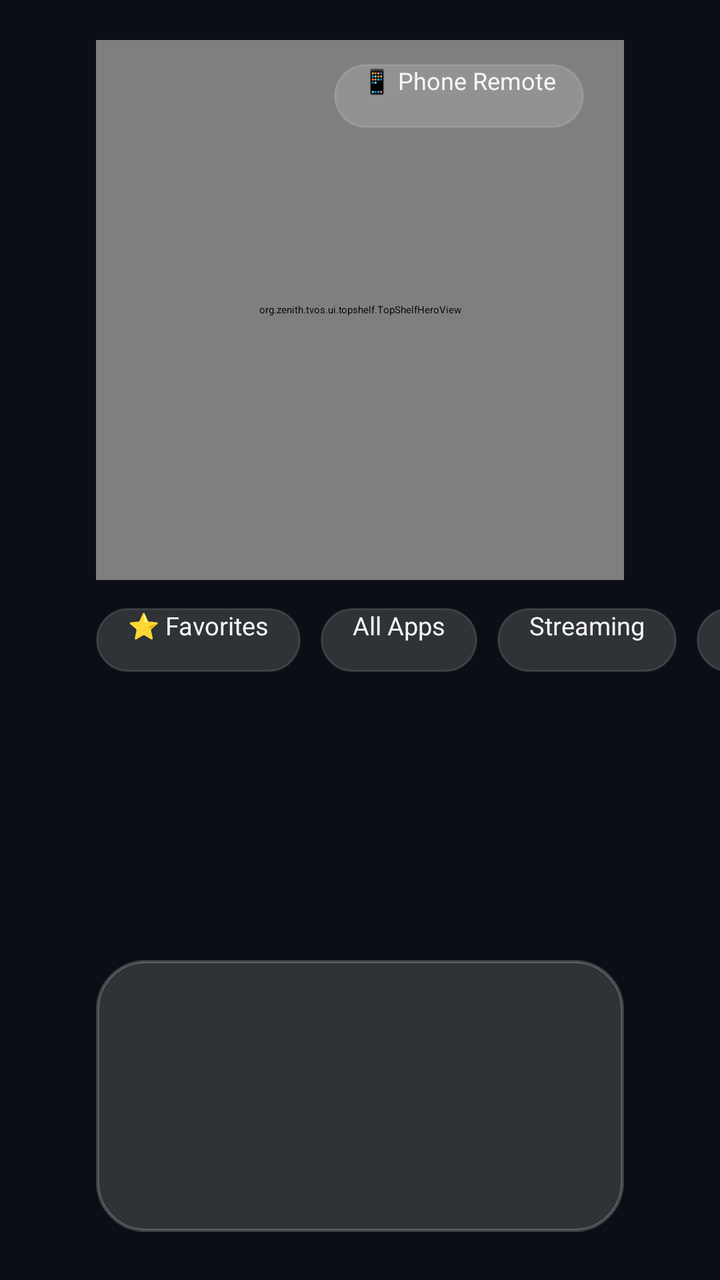
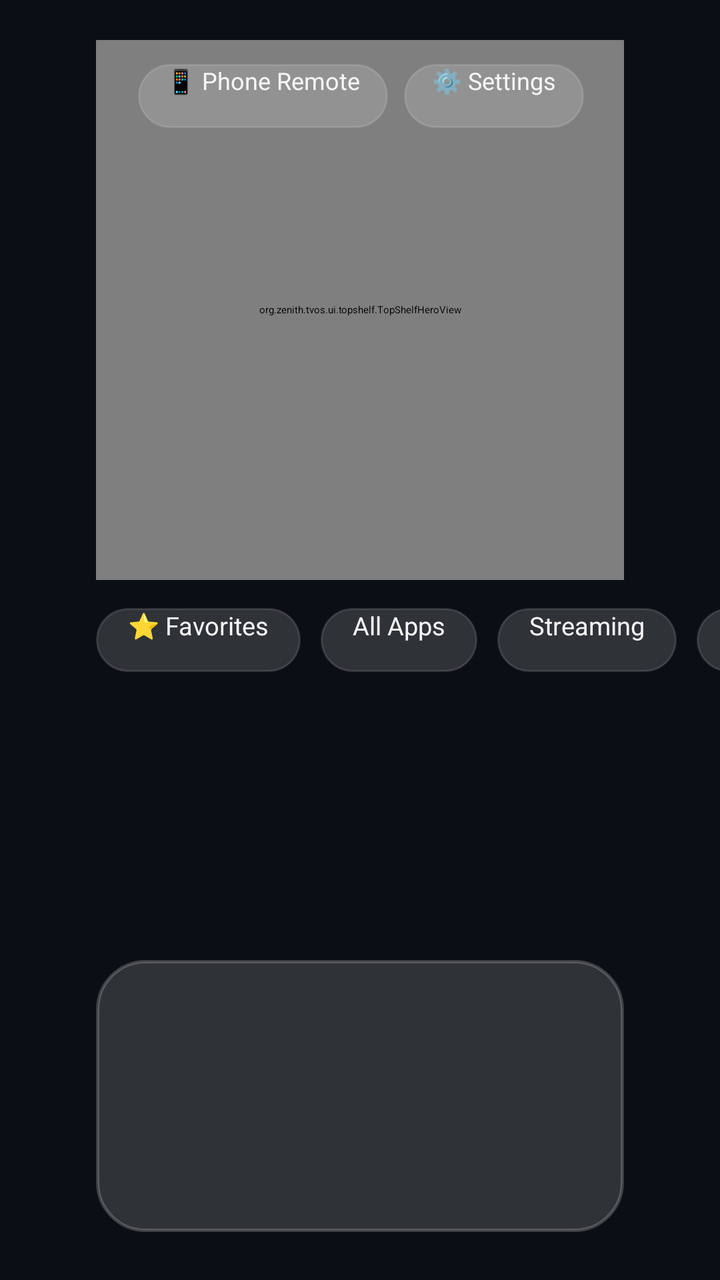

Two renders of the same Android screen: before a commit and after it. Below are the layout's source before the change and the commit's diff.
<!-- AndroidManifest.xml: activity theme Theme.ZenithTvOS.Launcher -->
<!-- res/layout/activity_main.xml -->
<?xml version="1.0" encoding="utf-8"?>
<RelativeLayout xmlns:android="http://schemas.android.com/apk/res/android"
    android:id="@+id/rootContainer"
    android:layout_width="match_parent"
    android:layout_height="match_parent"
    android:background="@color/tvos_background"
    android:clipChildren="false"
    android:clipToPadding="false">

    
    <org.zenith.tvos.ui.topshelf.TopShelfHeroView
        android:id="@+id/topShelfHero"
        android:layout_width="match_parent"
        android:layout_height="270dp"
        android:layout_alignParentTop="true"
        android:layout_marginStart="48dp"
        android:layout_marginEnd="48dp"
        android:layout_marginLeft="48dp"
        android:layout_marginRight="48dp"
        android:layout_marginTop="20dp"
        android:clipChildren="false" />

    
    <Button
        android:id="@+id/btnPhoneRemote"
        android:layout_width="wrap_content"
        android:layout_height="32dp"
        android:layout_alignParentTop="true"
        android:layout_alignParentEnd="true"
        android:layout_alignParentRight="true"
        android:layout_marginTop="32dp"
        android:layout_marginEnd="68dp"
        android:layout_marginRight="68dp"
        android:background="@drawable/bg_category_pill"
        android:focusable="true"
        android:paddingHorizontal="14dp"
        android:text="📱 Phone Remote"
        android:textAllCaps="false"
        android:textColor="@color/tvos_text_primary"
        android:textSize="12sp" />

    
    <HorizontalScrollView
        android:id="@+id/categoryPillsScroll"
        android:layout_width="match_parent"
        android:layout_height="36dp"
        android:layout_below="@id/topShelfHero"
        android:layout_marginStart="48dp"
        android:layout_marginEnd="48dp"
        android:layout_marginLeft="48dp"
        android:layout_marginRight="48dp"
        android:layout_marginTop="12dp"
        android:scrollbars="none"
        android:overScrollMode="never">

        <LinearLayout
            android:id="@+id/categoryPillsLayout"
            android:layout_width="wrap_content"
            android:layout_height="match_parent"
            android:gravity="center_vertical"
            android:orientation="horizontal">

            <Button
                android:id="@+id/pillFavorites"
                android:layout_width="wrap_content"
                android:layout_height="32dp"
                android:layout_marginEnd="10dp"
                android:layout_marginRight="10dp"
                android:background="@drawable/bg_category_pill"
                android:focusable="true"
                android:nextFocusUp="@+id/btnTopShelfPlay"
                android:nextFocusDown="@+id/appRecyclerView"
                android:paddingHorizontal="16dp"
                android:text="⭐ Favorites"
                android:textAllCaps="false"
                android:textColor="@color/tvos_text_primary"
                android:textSize="12.5sp" />

            <Button
                android:id="@+id/pillAll"
                android:layout_width="wrap_content"
                android:layout_height="32dp"
                android:layout_marginEnd="10dp"
                android:layout_marginRight="10dp"
                android:background="@drawable/bg_category_pill"
                android:focusable="true"
                android:nextFocusUp="@+id/btnTopShelfPlay"
                android:nextFocusDown="@+id/appRecyclerView"
                android:paddingHorizontal="16dp"
                android:text="All Apps"
                android:textAllCaps="false"
                android:textColor="@color/tvos_text_primary"
                android:textSize="12.5sp" />

            <Button
                android:id="@+id/pillStreaming"
                android:layout_width="wrap_content"
                android:layout_height="32dp"
                android:layout_marginEnd="10dp"
                android:layout_marginRight="10dp"
                android:background="@drawable/bg_category_pill"
                android:focusable="true"
                android:nextFocusUp="@+id/btnTopShelfPlay"
                android:nextFocusDown="@+id/appRecyclerView"
                android:paddingHorizontal="16dp"
                android:text="Streaming"
                android:textAllCaps="false"
                android:textColor="@color/tvos_text_primary"
                android:textSize="12.5sp" />

            <Button
                android:id="@+id/pillMusic"
                android:layout_width="wrap_content"
                android:layout_height="32dp"
                android:layout_marginEnd="10dp"
                android:layout_marginRight="10dp"
                android:background="@drawable/bg_category_pill"
                android:focusable="true"
                android:nextFocusUp="@+id/btnTopShelfPlay"
                android:nextFocusDown="@+id/appRecyclerView"
                android:paddingHorizontal="16dp"
                android:text="Music"
                android:textAllCaps="false"
                android:textColor="@color/tvos_text_primary"
                android:textSize="12.5sp" />

            <Button
                android:id="@+id/pillGaming"
                android:layout_width="wrap_content"
                android:layout_height="32dp"
                android:layout_marginEnd="10dp"
                android:layout_marginRight="10dp"
                android:background="@drawable/bg_category_pill"
                android:focusable="true"
                android:nextFocusUp="@+id/btnTopShelfPlay"
                android:nextFocusDown="@+id/appRecyclerView"
                android:paddingHorizontal="16dp"
                android:text="Games"
                android:textAllCaps="false"
                android:textColor="@color/tvos_text_primary"
                android:textSize="12.5sp" />

            <Button
                android:id="@+id/pillTools"
                android:layout_width="wrap_content"
                android:layout_height="32dp"
                android:layout_marginEnd="10dp"
                android:layout_marginRight="10dp"
                android:background="@drawable/bg_category_pill"
                android:focusable="true"
                android:nextFocusUp="@+id/btnTopShelfPlay"
                android:nextFocusDown="@+id/appRecyclerView"
                android:paddingHorizontal="16dp"
                android:text="Tools"
                android:textAllCaps="false"
                android:textColor="@color/tvos_text_primary"
                android:textSize="12.5sp" />

            <Button
                android:id="@+id/pillSystem"
                android:layout_width="wrap_content"
                android:layout_height="32dp"
                android:layout_marginEnd="10dp"
                android:layout_marginRight="10dp"
                android:background="@drawable/bg_category_pill"
                android:focusable="true"
                android:nextFocusUp="@+id/btnTopShelfPlay"
                android:nextFocusDown="@+id/appRecyclerView"
                android:paddingHorizontal="16dp"
                android:text="System"
                android:textAllCaps="false"
                android:textColor="@color/tvos_text_primary"
                android:textSize="12.5sp" />

        </LinearLayout>
    </HorizontalScrollView>

    
    <TextView
        android:id="@+id/focusedAppName"
        android:layout_width="wrap_content"
        android:layout_height="wrap_content"
        android:layout_above="@id/dockContainer"
        android:layout_centerHorizontal="true"
        android:layout_marginBottom="6dp"
        android:fontFamily="sans-serif-medium"
        android:text=""
        android:textColor="@color/tvos_text_primary"
        android:textSize="15sp"
        android:alpha="0.85" />

    
    <FrameLayout
        android:id="@+id/dockContainer"
        android:layout_width="match_parent"
        android:layout_height="136dp"
        android:layout_alignParentBottom="true"
        android:layout_marginStart="48dp"
        android:layout_marginEnd="48dp"
        android:layout_marginLeft="48dp"
        android:layout_marginRight="48dp"
        android:layout_marginBottom="24dp"
        android:background="@drawable/bg_frosted_dock"
        android:clipChildren="false"
        android:clipToPadding="false"
        android:paddingHorizontal="20dp"
        android:paddingVertical="8dp">

        <androidx.recyclerview.widget.RecyclerView
            android:id="@+id/appRecyclerView"
            android:layout_width="match_parent"
            android:layout_height="match_parent"
            android:clipChildren="false"
            android:clipToPadding="false"
            android:nextFocusUp="@+id/pillFavorites"
            android:descendantFocusability="afterDescendants"
            android:overScrollMode="never" />

    </FrameLayout>

</RelativeLayout>
<!-- resources referenced by this layout -->
<resources>
  <color name="tvos_background">#0B0E14</color>
  <color name="tvos_text_primary">#F5F5F7</color>
  <!-- drawable bg_category_pill (drawable) -->
  <?xml version="1.0" encoding="utf-8"?>
  <selector xmlns:android="http://schemas.android.com/apk/res/android">
      <item android:state_focused="true">
          <shape android:shape="rectangle">
              <corners android:radius="18dp" />
              <solid android:color="#FFFFFFFF" />
              <stroke android:width="2dp" android:color="#2997FF" />
          </shape>
      </item>
      <item android:state_selected="true">
          <shape android:shape="rectangle">
              <corners android:radius="18dp" />
              <solid android:color="#332997FF" />
              <stroke android:width="1dp" android:color="#2997FF" />
          </shape>
      </item>
      <item>
          <shape android:shape="rectangle">
              <corners android:radius="18dp" />
              <solid android:color="#26FFFFFF" />
              <stroke android:width="1dp" android:color="#20FFFFFF" />
          </shape>
      </item>
  </selector>
  <!-- drawable bg_frosted_dock (drawable) -->
  <?xml version="1.0" encoding="utf-8"?>
  <shape xmlns:android="http://schemas.android.com/apk/res/android"
      android:shape="rectangle">
      <corners android:radius="24dp" />
      <solid android:color="#26FFFFFF" />
      <stroke
          android:width="1.5dp"
          android:color="#33FFFFFF" />
  </shape>
  <style name="Theme.ZenithTvOS.Launcher" parent="Theme.ZenithTvOS">
          <item name="android:windowShowWallpaper">false</item>
          <item name="android:windowDisablePreview">true</item>
          <item name="android:windowAnimationStyle">@null</item>
      </style>
  <style name="Theme.ZenithTvOS" parent="Theme.Leanback">
          <item name="android:windowBackground">@color/tvos_background</item>
          <item name="android:textColorPrimary">@color/tvos_text_primary</item>
          <item name="android:textColorSecondary">@color/tvos_text_secondary</item>
          <item name="android:windowNoTitle">true</item>
          <item name="android:windowFullscreen">true</item>
      </style>
  <color name="tvos_text_secondary">#8E8E93</color>
</resources>

<!-- the commit's change to res/layout/activity_main.xml (unified diff, before → after) -->
@@ -21,8 +21,8 @@
         android:clipChildren="false" />
 
     
-    <Button
-        android:id="@+id/btnPhoneRemote"
+    <LinearLayout
+        android:id="@+id/topUtilityBar"
         android:layout_width="wrap_content"
         android:layout_height="32dp"
         android:layout_alignParentTop="true"
@@ -31,13 +31,40 @@
         android:layout_marginTop="32dp"
         android:layout_marginEnd="68dp"
         android:layout_marginRight="68dp"
-        android:background="@drawable/bg_category_pill"
-        android:focusable="true"
-        android:paddingHorizontal="14dp"
-        android:text="📱 Phone Remote"
-        android:textAllCaps="false"
-        android:textColor="@color/tvos_text_primary"
-        android:textSize="12sp" />
+        android:gravity="center_vertical"
+        android:orientation="horizontal">
+
+        <Button
+            android:id="@+id/btnPhoneRemote"
+            android:layout_width="wrap_content"
+            android:layout_height="32dp"
+            android:layout_marginEnd="8dp"
+            android:layout_marginRight="8dp"
+            android:background="@drawable/bg_category_pill"
+            android:focusable="true"
+            android:nextFocusRight="@+id/btnZenithSettings"
+            android:nextFocusDown="@+id/btnTopShelfPlay"
+            android:paddingHorizontal="14dp"
+            android:text="📱 Phone Remote"
+            android:textAllCaps="false"
+            android:textColor="@color/tvos_text_primary"
+            android:textSize="12sp" />
+
+        <Button
+            android:id="@+id/btnZenithSettings"
+            android:layout_width="wrap_content"
+            android:layout_height="32dp"
+            android:background="@drawable/bg_category_pill"
+            android:focusable="true"
+            android:nextFocusLeft="@+id/btnPhoneRemote"
+            android:nextFocusDown="@+id/btnTopShelfPlay"
+            android:paddingHorizontal="14dp"
+            android:text="⚙️ Settings"
+            android:textAllCaps="false"
+            android:textColor="@color/tvos_text_primary"
+            android:textSize="12sp" />
+
+    </LinearLayout>
 
     
     <HorizontalScrollView
